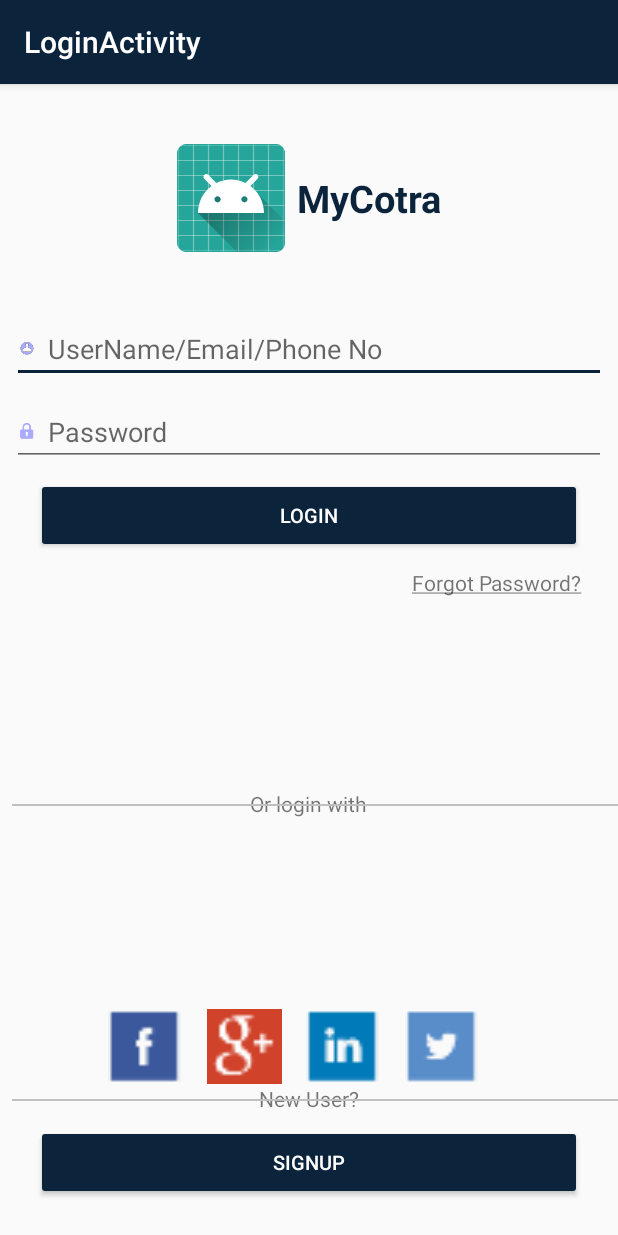
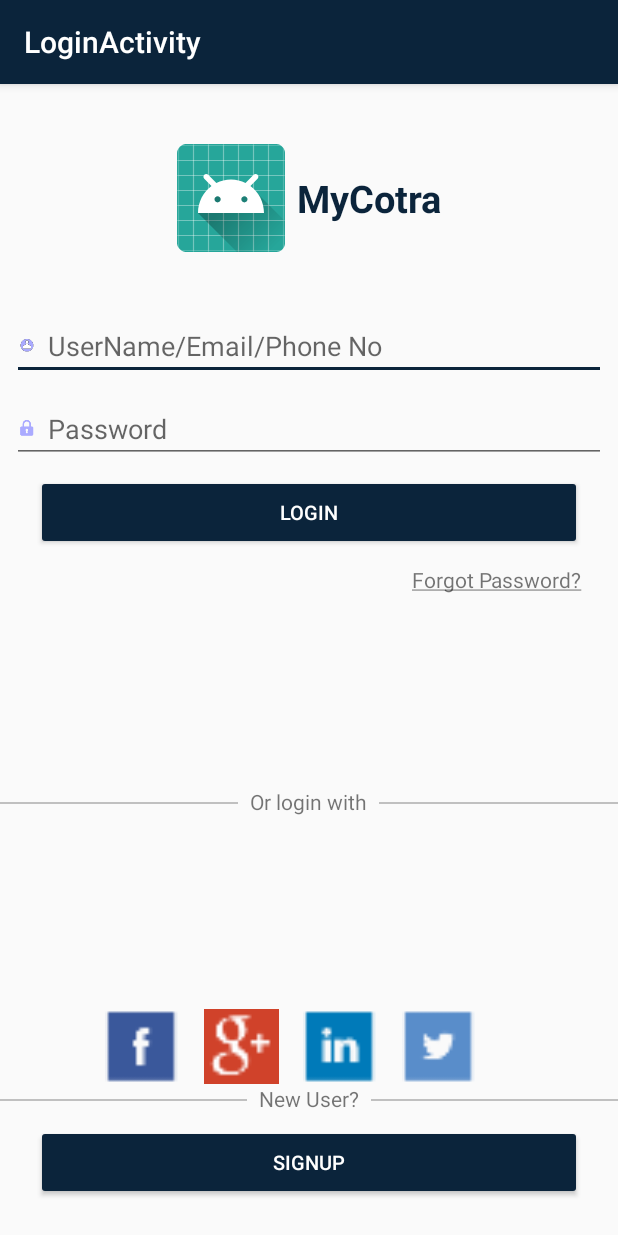
Before and after one commit to nnarendra/RetrofitDemoWithHeaders, an Android app: the screen it shows after launch (LoginActivity), on a phone screen of 412 x 824 dp. Run offline under Robolectric (Android 15) with nearby library versions, the phone set to English and light mode, and no system bars.

Commit message:
working for login Ui

```diff
--- a/app/src/main/res/layout/content_login.xml
+++ b/app/src/main/res/layout/content_login.xml
@@ -13,15 +13,15 @@
         android:id="@+id/textView"
         android:layout_width="wrap_content"
         android:layout_height="wrap_content"
-        android:layout_marginEnd="8dp"
-        android:layout_marginStart="8dp"
-        android:layout_marginTop="40dp"
+        android:layout_marginEnd="@dimen/size_8dp"
+        android:layout_marginStart="@dimen/size_8dp"
+        android:layout_marginTop="@dimen/size_40dp"
         android:drawableLeft="@mipmap/ic_launcher"
-        android:drawablePadding="8dp"
+        android:drawablePadding="@dimen/size_8dp"
+        android:gravity="center"
+        android:text="@string/msg_mycotra"
         android:textColor="@color/colorPrimary"
-        android:gravity="center"
-        android:text="MyCotra"
-        android:textSize="25sp"
+        android:textSize="@dimen/text_size_25"
         android:textStyle="bold"
         app:layout_constraintEnd_toEndOf="parent"
         app:layout_constraintStart_toStartOf="parent"
@@ -31,15 +31,15 @@
         android:id="@+id/et_user_name"
         android:layout_width="match_parent"
         android:layout_height="wrap_content"
-        android:layout_marginEnd="8dp"
-        android:layout_marginStart="8dp"
-        android:layout_marginTop="42dp"
+        android:layout_marginEnd="@dimen/size_8dp"
+        android:layout_marginStart="@dimen/size_8dp"
+        android:layout_marginTop="@dimen/size_40dp"
+        android:drawableLeft="@drawable/user_avatar"
+        android:drawablePadding="@dimen/size_8dp"
+        android:ems="10"
+        android:hint="@string/msg_username"
         android:imeOptions="actionNext"
         android:maxLines="1"
-        android:drawableLeft="@drawable/user_avatar"
-        android:drawablePadding="8dp"
-        android:ems="10"
-        android:hint="UserName/Email/Phone No"
         app:layout_constraintEnd_toEndOf="parent"
         app:layout_constraintStart_toStartOf="parent"
         app:layout_constraintTop_toBottomOf="@+id/textView" />
@@ -48,13 +48,13 @@
         android:id="@+id/et_password"
         android:layout_width="match_parent"
         android:layout_height="wrap_content"
-        android:layout_marginEnd="8dp"
-        android:layout_marginStart="8dp"
-        android:layout_marginTop="10dp"
+        android:layout_marginEnd="@dimen/size_8dp"
+        android:layout_marginStart="@dimen/size_8dp"
+        android:layout_marginTop="@dimen/size_10dp"
         android:drawableLeft="@drawable/lock_icon"
-        android:drawablePadding="8dp"
+        android:drawablePadding="@dimen/size_8dp"
         android:ems="10"
-        android:hint="Password"
+        android:hint="@string/msg_password"
         android:inputType="textPassword"
         app:layout_constraintEnd_toEndOf="parent"
         app:layout_constraintStart_toStartOf="parent"
@@ -62,13 +62,13 @@
 
     <Button
         android:id="@+id/btn_login"
+        style="@style/CommonBtn"
         android:layout_width="match_parent"
         android:layout_height="wrap_content"
-        android:layout_marginEnd="24dp"
-        android:layout_marginStart="24dp"
-        android:layout_marginTop="8dp"
-        style="@style/CommonBtn"
-        android:text="Login"
+        android:layout_marginEnd="@dimen/size_24dp"
+        android:layout_marginStart="@dimen/size_24dp"
+        android:layout_marginTop="@dimen/size_8dp"
+        android:text="@string/label_login"
         app:layout_constraintEnd_toEndOf="parent"
         app:layout_constraintStart_toStartOf="parent"
         app:layout_constraintTop_toBottomOf="@+id/et_password" />
@@ -77,8 +77,8 @@
         android:id="@+id/tv_forgot_pwd"
         android:layout_width="wrap_content"
         android:layout_height="wrap_content"
-        android:layout_marginEnd="24dp"
-        android:layout_marginTop="10dp"
+        android:layout_marginEnd="@dimen/size_24dp"
+        android:layout_marginTop="@dimen/size_10dp"
         android:text="@string/action_forgot_password"
         app:layout_constraintEnd_toEndOf="parent"
         app:layout_constraintTop_toBottomOf="@+id/btn_login" />
@@ -88,34 +88,40 @@
         android:id="@+id/tv_or_login_with"
         android:layout_width="wrap_content"
         android:layout_height="wrap_content"
-        android:layout_marginBottom="8dp"
-        android:layout_marginEnd="8dp"
-        android:layout_marginStart="8dp"
-        android:layout_marginTop="8dp"
-        android:text="Or login with"
+        android:layout_marginBottom="@dimen/size_8dp"
+        android:layout_marginEnd="@dimen/size_8dp"
+        android:layout_marginStart="@dimen/size_8dp"
+        android:layout_marginTop="@dimen/size_8dp"
+        android:text="@string/msg_or_login_with"
         app:layout_constraintBottom_toTopOf="@+id/iv_linked_login"
         app:layout_constraintEnd_toEndOf="parent"
         app:layout_constraintHorizontal_bias="0.498"
         app:layout_constraintStart_toStartOf="parent"
         app:layout_constraintTop_toBottomOf="@+id/tv_forgot_pwd" />
+
     <View
         style="@style/DividerLine"
-        android:layout_marginBottom="8dp"
-        android:layout_marginStart="8dp"
-        android:text="TextView"
+        android:layout_marginBottom="@dimen/size_8dp"
+        android:layout_marginStart="@dimen/size_8dp"
         app:layout_constraintBottom_toBottomOf="@+id/tv_or_login_with"
-        app:layout_constraintStart_toStartOf="parent" />
+        app:layout_constraintStart_toEndOf="@+id/tv_or_login_with" />
+
+    <View
+        style="@style/DividerLine"
+        android:layout_marginBottom="@dimen/size_8dp"
+        android:layout_marginEnd="@dimen/size_8dp"
+        app:layout_constraintBottom_toBottomOf="@+id/tv_or_login_with"
+        app:layout_constraintRight_toLeftOf="@+id/tv_or_login_with" />
 
     <Button
         android:id="@+id/btn_sign_up"
+        style="@style/CommonBtn"
         android:layout_width="match_parent"
         android:layout_height="wrap_content"
-        android:layout_marginBottom="24dp"
-        android:layout_marginEnd="24dp"
-        android:layout_marginStart="24dp"
-        android:text="Signup"
-
-        style="@style/CommonBtn"
+        android:layout_marginBottom="@dimen/size_24dp"
+        android:layout_marginEnd="@dimen/size_24dp"
+        android:layout_marginStart="@dimen/size_24dp"
+        android:text="@string/label_signup"
         app:layout_constraintBottom_toBottomOf="parent"
         app:layout_constraintEnd_toEndOf="parent"
         app:layout_constraintStart_toStartOf="parent" />
@@ -124,60 +130,63 @@
         android:id="@+id/textView3"
         android:layout_width="wrap_content"
         android:layout_height="wrap_content"
-        android:layout_marginBottom="8dp"
-        android:layout_marginEnd="8dp"
-        android:layout_marginStart="8dp"
-        android:text="New User?"
+        android:layout_marginBottom="@dimen/size_8dp"
+        android:layout_marginEnd="@dimen/size_8dp"
+        android:layout_marginStart="@dimen/size_8dp"
+        android:text="@string/msg_new_user"
         app:layout_constraintBottom_toTopOf="@+id/btn_sign_up"
         app:layout_constraintEnd_toEndOf="parent"
         app:layout_constraintStart_toStartOf="parent" />
 
+    <View
+        style="@style/DividerLine"
+        android:layout_marginBottom="@dimen/size_8dp"
+        android:layout_marginStart="@dimen/size_8dp"
+        app:layout_constraintBottom_toBottomOf="@+id/textView3"
+        app:layout_constraintStart_toEndOf="@+id/textView3" />
 
     <View
         style="@style/DividerLine"
-        android:layout_marginBottom="8dp"
-        android:layout_marginStart="8dp"
-        android:text="TextView"
+        android:layout_marginBottom="@dimen/size_8dp"
+        android:layout_marginEnd="@dimen/size_8dp"
         app:layout_constraintBottom_toBottomOf="@+id/textView3"
-        app:layout_constraintStart_toStartOf="parent" />
+        app:layout_constraintRight_toLeftOf="@+id/textView3" />
 
     <ImageView
         android:id="@+id/iv_facebook_login"
-        android:layout_width="50dp"
-        android:layout_height="50dp"
-        android:layout_marginStart="72dp"
+        android:layout_width="@dimen/size_50dp"
+        android:layout_height="@dimen/size_50dp"
+        android:layout_marginStart="@dimen/size_70dp"
         app:layout_constraintBottom_toTopOf="@+id/textView3"
         app:layout_constraintStart_toStartOf="parent"
         app:srcCompat="@drawable/facebook" />
 
     <ImageView
         android:id="@+id/iv_google_login"
-        android:layout_width="50dp"
-        android:layout_height="50dp"
-        android:layout_marginStart="16dp"
+        android:layout_width="@dimen/size_50dp"
+        android:layout_height="@dimen/size_50dp"
+        android:layout_marginStart="@dimen/size_16dp"
         app:layout_constraintBottom_toTopOf="@+id/textView3"
         app:layout_constraintStart_toEndOf="@+id/iv_facebook_login"
         app:srcCompat="@drawable/google_plus" />
 
     <ImageView
         android:id="@+id/iv_linked_login"
-        android:layout_width="50dp"
-        android:layout_height="50dp"
-        android:layout_marginStart="16dp"
+        android:layout_width="@dimen/size_50dp"
+        android:layout_height="@dimen/size_50dp"
+        android:layout_marginStart="@dimen/size_16dp"
         app:layout_constraintBottom_toTopOf="@+id/textView3"
         app:layout_constraintStart_toEndOf="@+id/iv_google_login"
         app:srcCompat="@drawable/linkedin" />
 
     <ImageView
         android:id="@+id/iv_twitter_login"
-        android:layout_width="50dp"
-        android:layout_height="50dp"
-        android:layout_marginStart="16dp"
+        android:layout_width="@dimen/size_50dp"
+        android:layout_height="@dimen/size_50dp"
+        android:layout_marginStart="@dimen/size_16dp"
         app:layout_constraintBottom_toTopOf="@+id/textView3"
         app:layout_constraintStart_toEndOf="@+id/iv_linked_login"
         app:srcCompat="@drawable/twitter" />
 
 
-
-
 </android.support.constraint.ConstraintLayout>
--- a/app/src/main/res/values/dimens.xml
+++ b/app/src/main/res/values/dimens.xml
@@ -1,3 +1,11 @@
 <resources>
     <dimen name="fab_margin">16dp</dimen>
+    <dimen name="size_16dp">16dp</dimen>
+    <dimen name="size_50dp">50dp</dimen>
+    <dimen name="size_24dp">24dp</dimen>
+    <dimen name="size_8dp">8dp</dimen>
+    <dimen name="size_40dp">40dp</dimen>
+    <dimen name="text_size_25">25sp</dimen>
+    <dimen name="size_10dp">10dp</dimen>
+    <dimen name="size_70dp">70dp</dimen>
 </resources>
--- a/app/src/main/res/values/strings.xml
+++ b/app/src/main/res/values/strings.xml
@@ -4,4 +4,11 @@
     <string name="title_activity_login">LoginActivity</string>
     <string name="action_forgot_password"><u>Forgot Password?</u></string>
     <string name="title_activity_feed">FeedActivity</string>
+    <string name="msg_mycotra">MyCotra</string>
+    <string name="msg_username">UserName/Email/Phone No</string>
+    <string name="msg_password">Password</string>
+    <string name="label_login">Login</string>
+    <string name="msg_or_login_with">Or login with</string>
+    <string name="msg_new_user">New User?</string>
+    <string name="label_signup">Signup</string>
 </resources>
```
